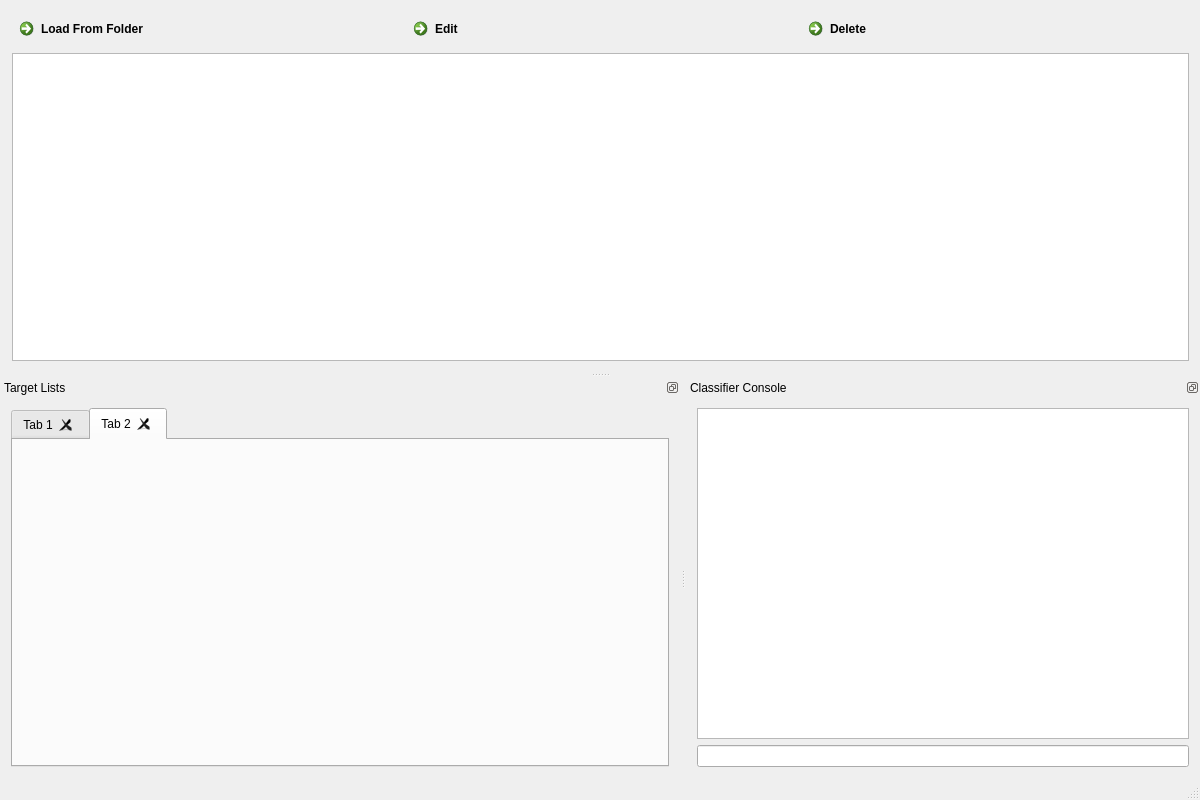
The window that mainwindow.ui (utat-uav/cv16-interface) describes before a commit, drawn with Qt 5.
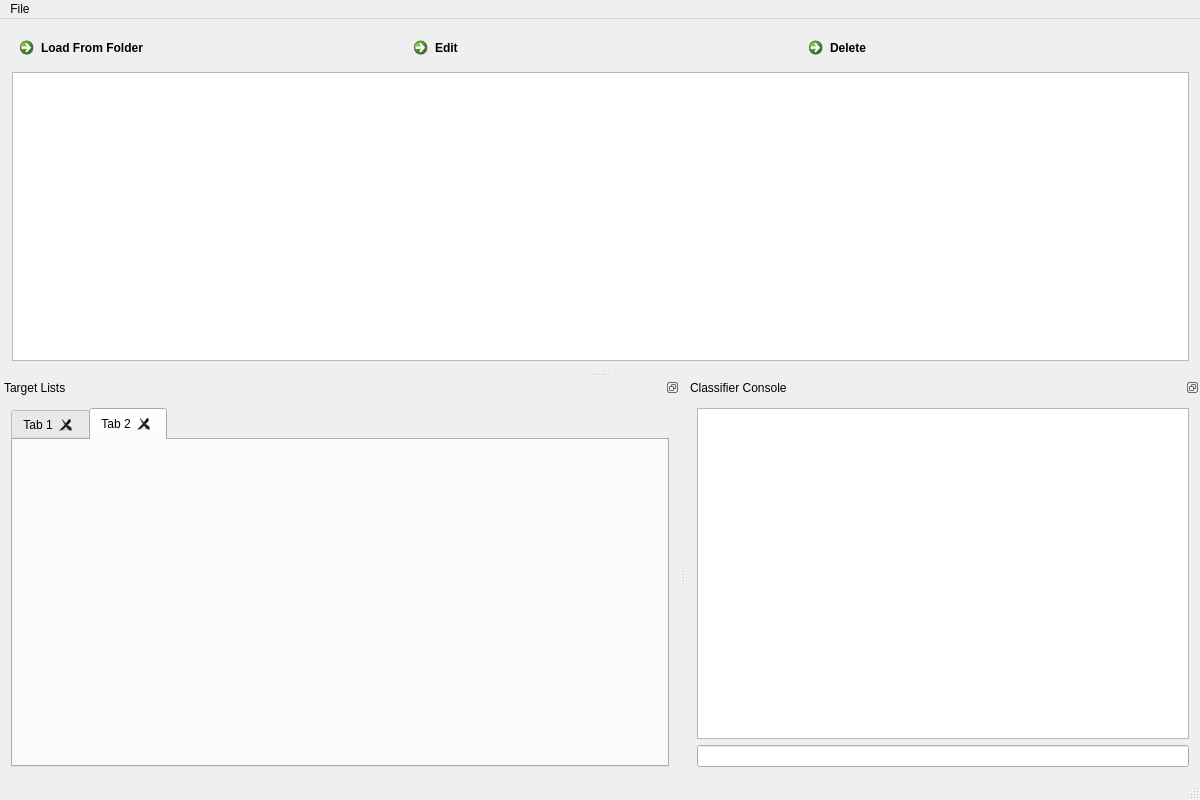
The same window after the commit. Icons and pictures are not drawn.

The edit to the form file:
```diff
--- a/mainwindow.ui
+++ b/mainwindow.ui
@@ -124,6 +124,13 @@
      <height>21</height>
     </rect>
    </property>
+   <widget class="QMenu" name="menuFile">
+    <property name="title">
+     <string>File</string>
+    </property>
+    <addaction name="actionProcess_Image_Set"/>
+   </widget>
+   <addaction name="menuFile"/>
   </widget>
   <widget class="QStatusBar" name="statusBar"/>
   <widget class="QDockWidget" name="dockWidget_2">
```
Left out of the diff: 5 changed lines with no effect on the pictures.
